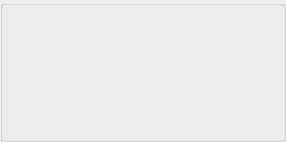
First picture: the form in coverwidget.ui, repository sidorplugin/HearDemoTrackEasy, before the edit.
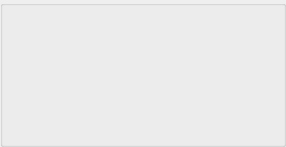
Second picture: the form after the edit.

```diff
--- a/coverwidget.ui
+++ b/coverwidget.ui
@@ -54,6 +54,12 @@
        <layout class="QGridLayout" name="gridLayout_2">
         <item row="0" column="0">
          <widget class="QLabel" name="label_Image1">
+          <property name="minimumSize">
+           <size>
+            <width>138</width>
+            <height>138</height>
+           </size>
+          </property>
           <property name="text">
            <string/>
           </property>
@@ -61,6 +67,12 @@
         </item>
         <item row="0" column="1">
          <widget class="QLabel" name="label_Image2">
+          <property name="minimumSize">
+           <size>
+            <width>138</width>
+            <height>138</height>
+           </size>
+          </property>
           <property name="text">
            <string/>
           </property>
```
